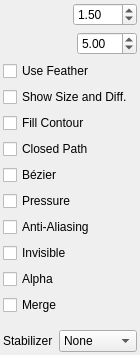
Above: app/ui/tooloptions.ui from pencil2d/pencil before the change. Below: the same form after it.
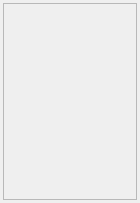
That is the form after the change. Custom widgets are drawn as their Qt base class.

Commit message:
Milestone: Make ToolSettings for storing tool settings
- Get rid of tool specific functions in ToolManager.

In this version the GUI is still not setup correctly.

```diff
--- a/app/ui/tooloptions.ui
+++ b/app/ui/tooloptions.ui
@@ -7,7 +7,7 @@
     <x>0</x>
     <y>0</y>
     <width>140</width>
-    <height>355</height>
+    <height>203</height>
    </rect>
   </property>
   <property name="minimumSize">
@@ -19,27 +19,21 @@
   <property name="windowTitle">
    <string>Form</string>
   </property>
-  <layout class="QVBoxLayout" name="verticalLayout_3">
+  <layout class="QVBoxLayout" name="verticalLayout">
    <property name="leftMargin">
-    <number>0</number>
+    <number>3</number>
    </property>
    <property name="topMargin">
-    <number>0</number>
+    <number>3</number>
    </property>
    <property name="rightMargin">
-    <number>0</number>
+    <number>3</number>
    </property>
    <property name="bottomMargin">
-    <number>0</number>
+    <number>3</number>
    </property>
    <item>
     <widget class="QScrollArea" name="scrollArea">
-     <property name="frameShape">
-      <enum>QFrame::NoFrame</enum>
-     </property>
-     <property name="frameShadow">
-      <enum>QFrame::Plain</enum>
-     </property>
      <property name="widgetResizable">
       <bool>true</bool>
      </property>
@@ -48,290 +42,29 @@
        <rect>
         <x>0</x>
         <y>0</y>
-        <width>153</width>
-        <height>340</height>
+        <width>132</width>
+        <height>195</height>
        </rect>
       </property>
-      <property name="autoFillBackground">
-       <bool>true</bool>
-      </property>
-      <layout class="QVBoxLayout" name="verticalLayout">
+      <layout class="QVBoxLayout" name="verticalLayout_3">
        <property name="leftMargin">
-        <number>3</number>
+        <number>0</number>
        </property>
        <property name="topMargin">
-        <number>3</number>
+        <number>0</number>
        </property>
        <property name="rightMargin">
         <number>3</number>
        </property>
        <property name="bottomMargin">
-        <number>3</number>
+        <number>0</number>
        </property>
-       <item>
-        <layout class="QHBoxLayout" name="horizontalLayout_2">
-         <item>
-          <widget class="SpinSlider" name="sizeSlider" native="true">
-           <property name="toolTip">
-            <string>Set Stroke Width &lt;br&gt;&lt;b&gt;[SHIFT]+drag&lt;/b&gt;&lt;br&gt;for quick adjustment</string>
-           </property>
-          </widget>
-         </item>
-         <item>
-          <widget class="QDoubleSpinBox" name="brushSpinBox">
-           <property name="sizePolicy">
-            <sizepolicy hsizetype="Fixed" vsizetype="Fixed">
-             <horstretch>0</horstretch>
-             <verstretch>0</verstretch>
-            </sizepolicy>
-           </property>
-           <property name="minimumSize">
-            <size>
-             <width>60</width>
-             <height>0</height>
-            </size>
-           </property>
-           <property name="minimum">
-            <double>0.500000000000000</double>
-           </property>
-           <property name="maximum">
-            <double>200.000000000000000</double>
-           </property>
-           <property name="value">
-            <double>1.500000000000000</double>
-           </property>
-          </widget>
-         </item>
-        </layout>
-       </item>
-       <item>
-        <layout class="QHBoxLayout" name="horizontalLayout">
-         <item>
-          <widget class="SpinSlider" name="featherSlider" native="true">
-           <property name="toolTip">
-            <string>Set Stroke Feather &lt;br&gt;&lt;b&gt;[CTRL]+drag&lt;/b&gt;&lt;br&gt;for quick adjustment</string>
-           </property>
-          </widget>
-         </item>
-         <item>
-          <widget class="QDoubleSpinBox" name="featherSpinBox">
-           <property name="sizePolicy">
-            <sizepolicy hsizetype="Fixed" vsizetype="Fixed">
-             <horstretch>0</horstretch>
-             <verstretch>0</verstretch>
-            </sizepolicy>
-           </property>
-           <property name="minimumSize">
-            <size>
-             <width>60</width>
-             <height>0</height>
-            </size>
-           </property>
-           <property name="minimum">
-            <double>0.100000000000000</double>
-           </property>
-           <property name="maximum">
-            <double>99.000000000000000</double>
-           </property>
-           <property name="value">
-            <double>5.000000000000000</double>
-           </property>
-          </widget>
-         </item>
-        </layout>
-       </item>
-       <item>
-        <layout class="QVBoxLayout" name="verticalLayout_2">
-         <property name="topMargin">
-          <number>0</number>
-         </property>
-         <item>
-          <widget class="QCheckBox" name="useFeatherBox">
-           <property name="toolTip">
-            <string>Enable or disable feathering</string>
-           </property>
-           <property name="text">
-            <string>Use Feather</string>
-           </property>
-          </widget>
-         </item>
-         <item>
-          <widget class="QCheckBox" name="showInfoBox">
-           <property name="text">
-            <string>Show Size and Diff.</string>
-           </property>
-           <property name="checked">
-            <bool>false</bool>
-           </property>
-          </widget>
-         </item>
-         <item>
-          <widget class="QCheckBox" name="fillContourBox">
-           <property name="toolTip">
-            <string>Contour will be filled</string>
-           </property>
-           <property name="text">
-            <string>Fill Contour</string>
-           </property>
-          </widget>
-         </item>
-         <item>
-          <widget class="QCheckBox" name="useClosedPathBox">
-           <property name="toolTip">
-            <string>Close Polyline path (hold Ctrl to temporarily invert)</string>
-           </property>
-           <property name="text">
-            <string>Closed Path</string>
-           </property>
-          </widget>
-         </item>
-         <item>
-          <widget class="QCheckBox" name="useBezierBox">
-           <property name="toolTip">
-            <string>Use Bézier curves to create curved lines</string>
-           </property>
-           <property name="text">
-            <string comment="Tool options">Bézier</string>
-           </property>
-          </widget>
-         </item>
-         <item>
-          <widget class="QCheckBox" name="usePressureBox">
-           <property name="toolTip">
-            <string>Vary strokes based on pressure when drawing on a tablet</string>
-           </property>
-           <property name="text">
-            <string comment="Tool options">Pressure</string>
-           </property>
-          </widget>
-         </item>
-         <item>
-          <widget class="QCheckBox" name="useAABox">
-           <property name="toolTip">
-            <string>Use anti-aliasing to create smooth edges</string>
-           </property>
-           <property name="text">
-            <string comment="Brush AA">Anti-Aliasing</string>
-           </property>
-          </widget>
-         </item>
-         <item>
-          <widget class="QCheckBox" name="makeInvisibleBox">
-           <property name="toolTip">
-            <string>Make invisible</string>
-           </property>
-           <property name="text">
-            <string comment="Tool options">Invisible</string>
-           </property>
-          </widget>
-         </item>
-         <item>
-          <widget class="QCheckBox" name="preserveAlphaBox">
-           <property name="toolTip">
-            <string>Preserve Alpha</string>
-           </property>
-           <property name="text">
-            <string comment="Tool options">Alpha</string>
-           </property>
-          </widget>
-         </item>
-         <item>
-          <widget class="QCheckBox" name="vectorMergeBox">
-           <property name="toolTip">
-            <string>Merge vector lines when they are close together</string>
-           </property>
-           <property name="text">
-            <string comment="Vector line merge (Tool options)">Merge</string>
-           </property>
-          </widget>
-         </item>
-        </layout>
-       </item>
-       <item>
-        <spacer name="verticalSpacer">
-         <property name="orientation">
-          <enum>Qt::Vertical</enum>
-         </property>
-         <property name="sizeHint" stdset="0">
-          <size>
-           <width>20</width>
-           <height>40</height>
-          </size>
-         </property>
-        </spacer>
-       </item>
-       <item>
-        <layout class="QHBoxLayout" name="horizontalLayout_4" stretch="0,1">
-         <item>
-          <widget class="QLabel" name="stabilizerLabel">
-           <property name="sizePolicy">
-            <sizepolicy hsizetype="Minimum" vsizetype="Minimum">
-             <horstretch>0</horstretch>
-             <verstretch>0</verstretch>
-            </sizepolicy>
-           </property>
-           <property name="text">
-            <string>Stabilizer</string>
-           </property>
-          </widget>
-         </item>
-         <item>
-          <widget class="QComboBox" name="inpolLevelsCombo">
-           <property name="toolTip">
-            <string>Use stabilizer to interpolate strokes</string>
-           </property>
-           <property name="currentText">
-            <string comment="Stablizer level">None</string>
-           </property>
-           <item>
-            <property name="text">
-             <string comment="Stabilizer option">None</string>
-            </property>
-           </item>
-           <item>
-            <property name="text">
-             <string comment="Stabilizer option">Simple</string>
-            </property>
-           </item>
-           <item>
-            <property name="text">
-             <string comment="Stabilizer option">Strong</string>
-            </property>
-           </item>
-          </widget>
-         </item>
-        </layout>
-       </item>
-       <item>
-        <spacer name="verticalSpacer1">
-         <property name="orientation">
-          <enum>Qt::Vertical</enum>
-         </property>
-         <property name="sizeType">
-          <enum>QSizePolicy::Expanding</enum>
-         </property>
-         <property name="sizeHint" stdset="0">
-          <size>
-           <width>0</width>
-           <height>0</height>
-          </size>
-         </property>
-        </spacer>
-       </item>
       </layout>
      </widget>
     </widget>
    </item>
   </layout>
  </widget>
- <customwidgets>
-  <customwidget>
-   <class>SpinSlider</class>
-   <extends>QWidget</extends>
-   <header>spinslider.h</header>
-   <container>1</container>
-  </customwidget>
- </customwidgets>
  <resources/>
  <connections/>
 </ui>
```
The commit also changes 49 other files.
